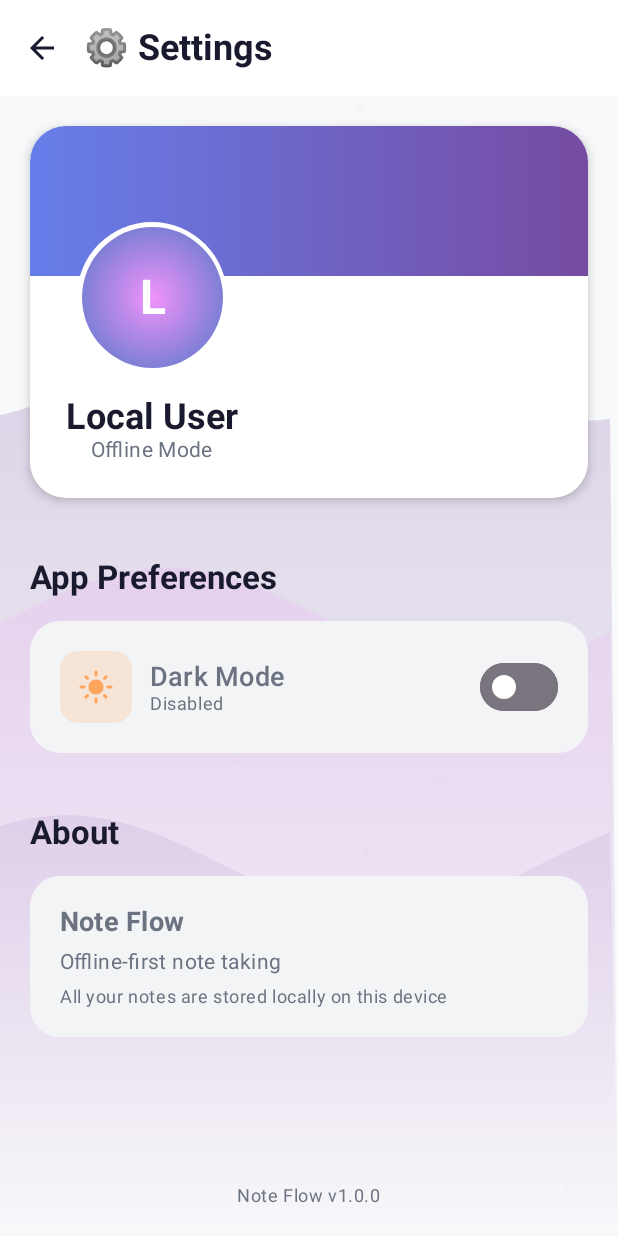
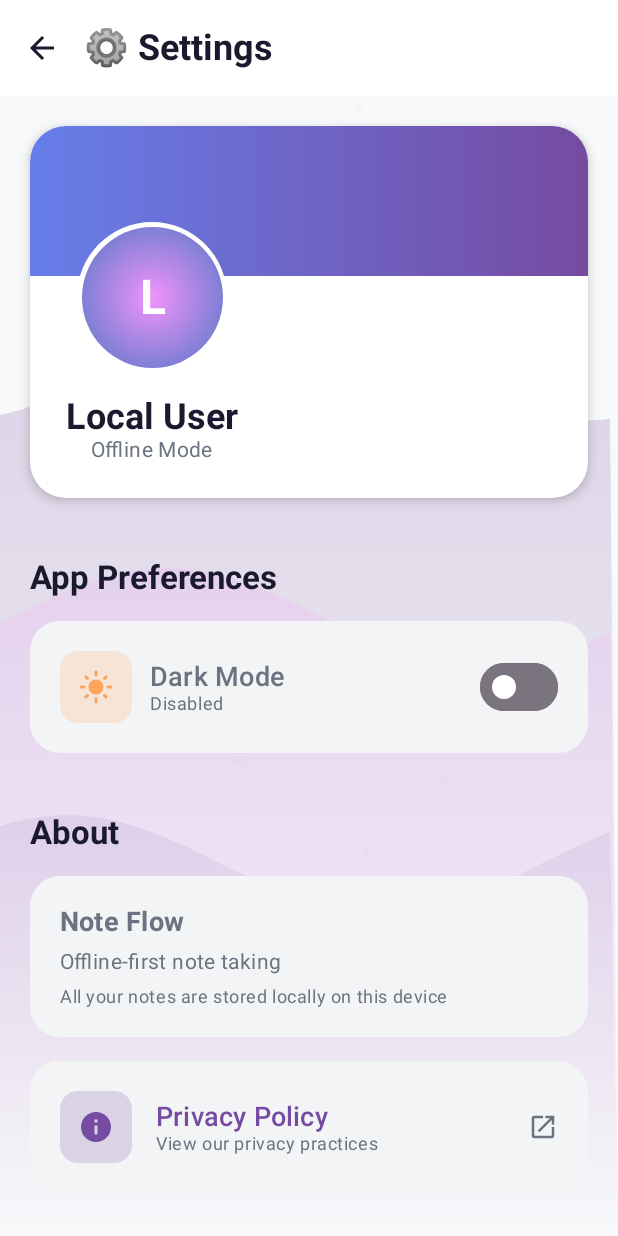
Before and after one commit to aditya0l/StickTO, an Android app built with Jetpack Compose: the composable SettingsScreen shown on its own in the app's theme, on a phone screen of 412 x 824 dp. Run offline under Robolectric (Android 15) with nearby library versions, the phone set to English and light mode, and no system bars; pictures from the network do not load; 7 statements that could not run were skipped.

Commit message:
Add Privacy Policy link to Settings screen
- Added clickable Privacy Policy card in Settings
- Opens Google Sites privacy policy in browser
- Material 3 design matching existing UI
- No additional permissions required (uses ACTION_VIEW intent)
- Positioned after About section, before version info

```diff
--- a/app/src/main/java/com/example/noteflow/userinterface/SetttingScreen.kt
+++ b/app/src/main/java/com/example/noteflow/userinterface/SetttingScreen.kt
@@ -1,6 +1,9 @@
 package com.example.noteflow.userinterface
 
+import android.content.Intent
+import android.net.Uri
 import androidx.compose.foundation.background
+import androidx.compose.foundation.clickable
 import androidx.compose.foundation.layout.*
 import androidx.compose.foundation.shape.CircleShape
 import androidx.compose.foundation.shape.RoundedCornerShape
@@ -13,6 +16,7 @@ import androidx.compose.ui.Modifier
 import androidx.compose.ui.draw.clip
 import androidx.compose.ui.graphics.Brush
 import androidx.compose.ui.graphics.Color
+import androidx.compose.ui.platform.LocalContext
 import androidx.compose.ui.text.font.FontWeight
 import androidx.compose.ui.unit.dp
 import androidx.compose.ui.unit.sp
@@ -27,6 +31,8 @@ fun SettingsScreen(
     isDarkTheme: Boolean,
     onThemeToggle: (Boolean) -> Unit
 ) {
+    val context = LocalContext.current
+    val privacyUrl = "https://sites.google.com/view/note-flow-privacy/home"
     val userName = "Local User"
     val userEmail = "Offline Mode"
     val photoUrl: String? = null
@@ -269,6 +275,66 @@ fun SettingsScreen(
                 }
             }
 
+            // Privacy Policy Link
+            Card(
+                modifier = Modifier
+                    .fillMaxWidth()
+                    .clickable {
+                        val intent = Intent(Intent.ACTION_VIEW, Uri.parse(privacyUrl))
+                        context.startActivity(intent)
+                    },
+                shape = RoundedCornerShape(20.dp),
+                colors = CardDefaults.cardColors(
+                    containerColor = MaterialTheme.colorScheme.surfaceVariant
+                )
+            ) {
+                Row(
+                    modifier = Modifier
+                        .fillMaxWidth()
+                        .padding(20.dp),
+                    verticalAlignment = Alignment.CenterVertically,
+                    horizontalArrangement = Arrangement.spacedBy(16.dp)
+                ) {
+                    Box(
+                        modifier = Modifier
+                            .size(48.dp)
+                            .clip(RoundedCornerShape(12.dp))
+                            .background(
+                                MaterialTheme.colorScheme.primary.copy(alpha = 0.2f)
+                            ),
+                        contentAlignment = Alignment.Center
+                    ) {
+                        Icon(
+                            imageVector = Icons.Default.Info,
+                            contentDescription = "Privacy Policy",
+                            tint = MaterialTheme.colorScheme.primary,
+                            modifier = Modifier.size(24.dp)
+                        )
+                    }
+
+                    Column(modifier = Modifier.weight(1f)) {
+                        Text(
+                            text = "Privacy Policy",
+                            style = MaterialTheme.typography.titleMedium,
+                            fontWeight = FontWeight.SemiBold,
+                            color = MaterialTheme.colorScheme.primary
+                        )
+                        Text(
+                            text = "View our privacy practices",
+                            style = MaterialTheme.typography.bodySmall,
+                            color = MaterialTheme.colorScheme.onSurfaceVariant
+                        )
+                    }
+
+                    Icon(
+                        imageVector = Icons.Default.OpenInNew,
+                        contentDescription = "Open",
+                        tint = MaterialTheme.colorScheme.onSurfaceVariant,
+                        modifier = Modifier.size(20.dp)
+                    )
+                }
+            }
+
             // Version Info
             Spacer(modifier = Modifier.weight(1f))
 
```
